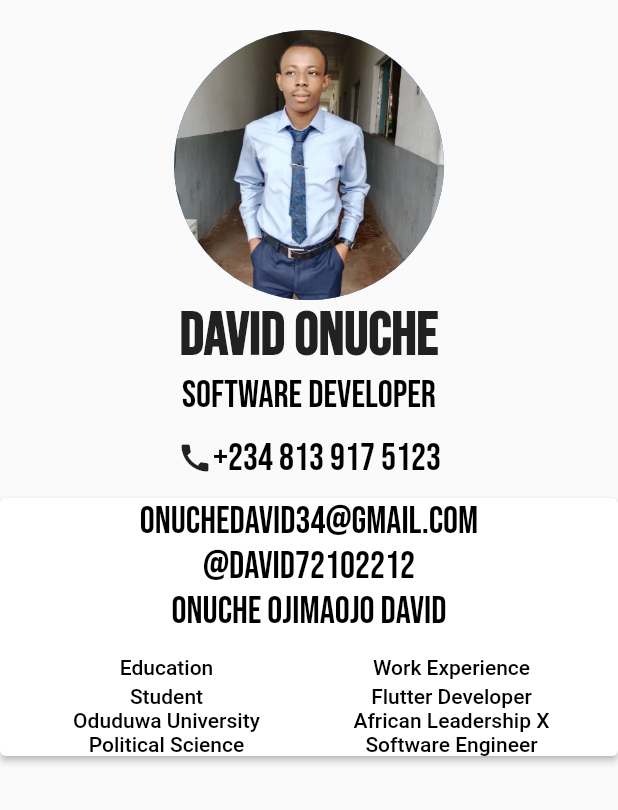
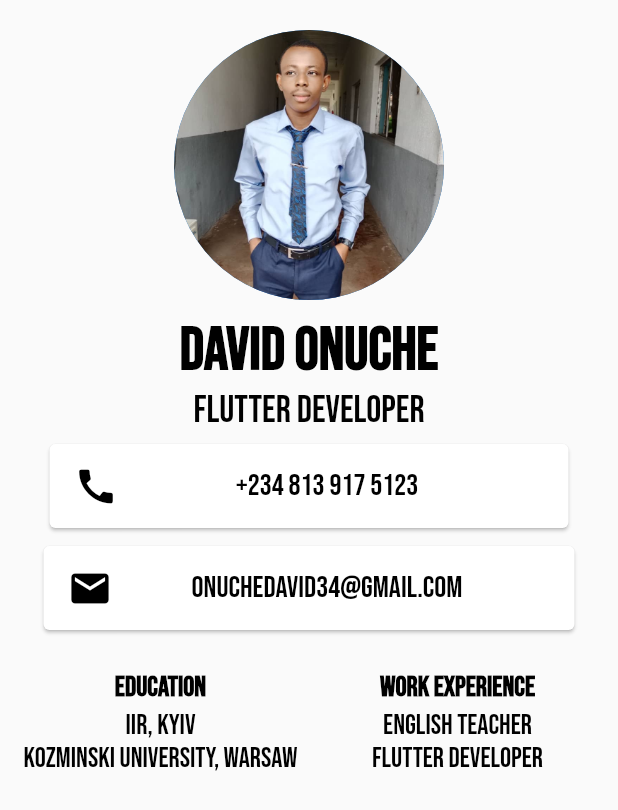
Before and after one commit to davidonuche/my_cv_app, a Flutter app: the screen it shows after launch, on a phone screen of 412 x 824 dp. Shown: the top 810 px of the screen. Run offline on Flutter 3.47's test engine with Material 2 defaults, Android fonts, the phone set to English and light mode, and no system bars.

Commit message:
new commit

```diff
--- a/lib/constants.dart
+++ b/lib/constants.dart
@@ -4,4 +4,12 @@ const TextStyle kRegularTextStyle =
     TextStyle(fontFamily: "Bebas", fontSize: 25, color: Colors.black);
 
 const TextStyle kTitleTextStyle =
-    TextStyle(fontFamily: "Bebas", fontSize: 40, fontWeight: FontWeight.bold,);
+    TextStyle(fontFamily: "Bebas", fontSize: 40, fontWeight: FontWeight.bold, color: Colors.black);
+
+const TextStyle kCardElementTextStyle =
+    TextStyle(fontSize: 20, fontFamily: "Bebas", color: Colors.black);
+
+const TextStyle kRegularSmallTextStyle = TextStyle(fontFamily: "Bebas", fontSize: 18.5, color: Colors.black);
+
+const TextStyle kBoldTextStyle =
+    TextStyle(fontFamily: "Bebas", fontWeight: FontWeight.bold, fontSize: 18.5, color: Colors.black);
--- a/lib/main.dart
+++ b/lib/main.dart
@@ -11,7 +11,10 @@ class MyApp extends StatelessWidget {
   @override
   Widget build(BuildContext context) {
     return MaterialApp(
-      theme: ThemeData(textTheme: TextTheme()),
+      debugShowCheckedModeBanner: false,
+      theme: ThemeData(
+        primarySwatch: Colors.blue,
+      ),
       home: MyCVPage(),
     );
   }
--- a/lib/screens/my_cv_page.dart
+++ b/lib/screens/my_cv_page.dart
@@ -7,128 +7,96 @@ class MyCVPage extends StatelessWidget {
   @override
   Widget build(BuildContext context) {
     return Scaffold(
-      body: Center(
+      body: SafeArea(
+        child: Center(
           child: Column(
           children: [
-            //avatar Image
+            //Avatar Image
             SizedBox(height: 20),
             CircleAvatar(
               radius: 90,
-              // ignore: todo
-              // TODO:- Provide path for asset image,
               foregroundImage: AssetImage("assets/picture.jpeg"),
             ),
+            SizedBox(height: 10),
             Text(
               "David Onuche",
               style: kTitleTextStyle,
             ),
             Text(
-              "Software Developer",
+              "Flutter Developer",
               style: kRegularTextStyle,
             ),
-            Container(
+            Padding(
+              padding: EdgeInsets.symmetric(horizontal: 25),
+              child: Card(
                 margin: EdgeInsets.all(8),
-              padding: EdgeInsets.symmetric(vertical: 4, horizontal: 18),
-              child: Row(
-                mainAxisSize: MainAxisSize.min,
-                children: [
-                  Icon(Icons.call),
-                  Text(
-                    "+234 813 917 5123",
-                    style: kRegularTextStyle,
-                  ),
-                ],
+                child: ListTile(
+                  leading: Icon(Icons.call, color: Colors.black, size: 30),
+                  title: Center(
+                    child:
+                    Text("+234 813 917 5123", style: kCardElementTextStyle)),
+                    trailing: SizedBox(),
                   ),
                 ),
-            ElevatedButton(
-              onPressed:(){},
-              style: ElevatedButton.styleFrom(backgroundColor: Colors.white),
-              child: Column(
-                mainAxisSize: MainAxisSize.min,
-                children: [
-                  // Icon(Icons.call),
-                  // Text(
-                  //   "+234 813 917 5123",
-                  //   style: kRegularTextStyle,
-                  // ),
-
-                  Text(
+              ),
+            Padding(
+              padding: EdgeInsets.symmetric(horizontal: 25),
+              child: Card(
+                child: ListTile(
+                    leading:
+                        Icon(Icons.email, color: Colors.black, size: 30),
+                    title: Center(
+                      child: Text(
                         "onuchedavid34@gmail.com",
-                    style: kRegularTextStyle,
+                        style: kCardElementTextStyle,
                       ),
-                  Text(
-                    "@David72102212",
-                    style: kRegularTextStyle,
                     ),
-                  Text(
-                    "Onuche ojimaojo david",
-                    style: kRegularTextStyle,
+                    trailing: SizedBox(),
+                  ),
+                ),
               ),
                     SizedBox(height: 15),
-                  Row(
+              Padding(
+                padding: const EdgeInsets.all(8.0),
+                child: Row(
                   mainAxisAlignment: MainAxisAlignment.spaceBetween,
                   crossAxisAlignment: CrossAxisAlignment.start,
                   children: [
                     Expanded(
                       child: Column(
                         children: [
-                            Text(
-                              "Education",
+                          Text("Education",
+                              textAlign: TextAlign.center, style: kBoldTextStyle),
+                          SizedBox(height: 3),
+                          Text("IIR, Kyiv",
                               textAlign: TextAlign.center,
-                              style: TextStyle(color: Colors.black)
-                            ),
-                            SizedBox(height: 3),
-                            Text(
-                              "Student",
+                              style: kRegularSmallTextStyle),
+                          Text("Kozminski University, Warsaw",
                               textAlign: TextAlign.center,
-                              style: TextStyle(color: Colors.black)
-                            ),
-                            Text(
-                              "Oduduwa University",
-                              textAlign: TextAlign.center,
-                              style: TextStyle(color: Colors.black)
-                            ),
-                            Text(
-                              "Political Science",
-                              textAlign: TextAlign.center,
-                              style: TextStyle(color: Colors.black)
-                            ),
+                              style: kRegularSmallTextStyle),
                         ],
                       ),
                     ),
                         Expanded(
                       child: Column(
                         children: [
-                            Text(
-                              "Work Experience",
+                          Text("Work Experience",
+                              textAlign: TextAlign.center, style: kBoldTextStyle),
+                          SizedBox(height: 3),
+                          Text("English Teacher",
                               textAlign: TextAlign.center,
-                              style: TextStyle(color: Colors.black)
-                            ),
-                            SizedBox(height: 3),
-                            Text(
-                              "Flutter Developer",
+                              style: kRegularSmallTextStyle),
+                          Text("Flutter Developer",
                               textAlign: TextAlign.center,
-                              style: TextStyle(color: Colors.black)
-                            ),
-                            Text(
-                              "African Leadership X",
-                              textAlign: TextAlign.center,
-                              style: TextStyle(color: Colors.black)
-                            ),
-                            Text(
-                              "Software Engineer",
-                              textAlign: TextAlign.center,
-                              style: TextStyle(color: Colors.black)
-                            ),
+                              style: kRegularSmallTextStyle),
                         ],
                       ),
                     )
                   ],
+                ),
               )
             ],
           ),
-            ),
-          ],
         ),
       ),
     );
```
Lines whose indentation alone changed are shown as unchanged.
